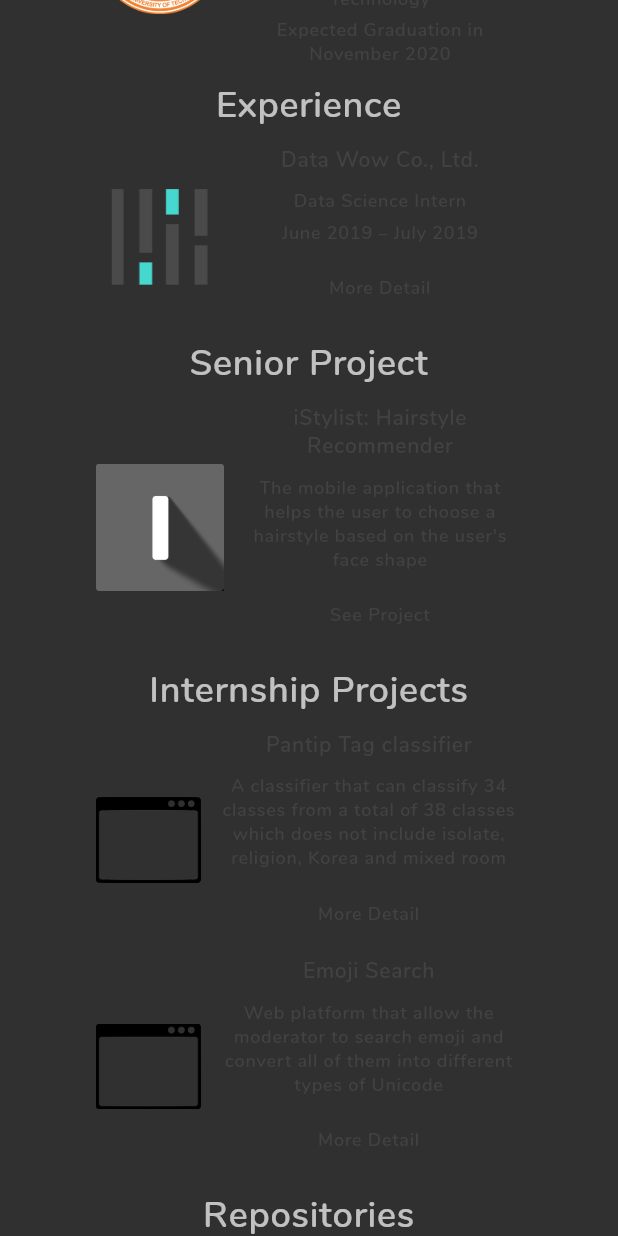
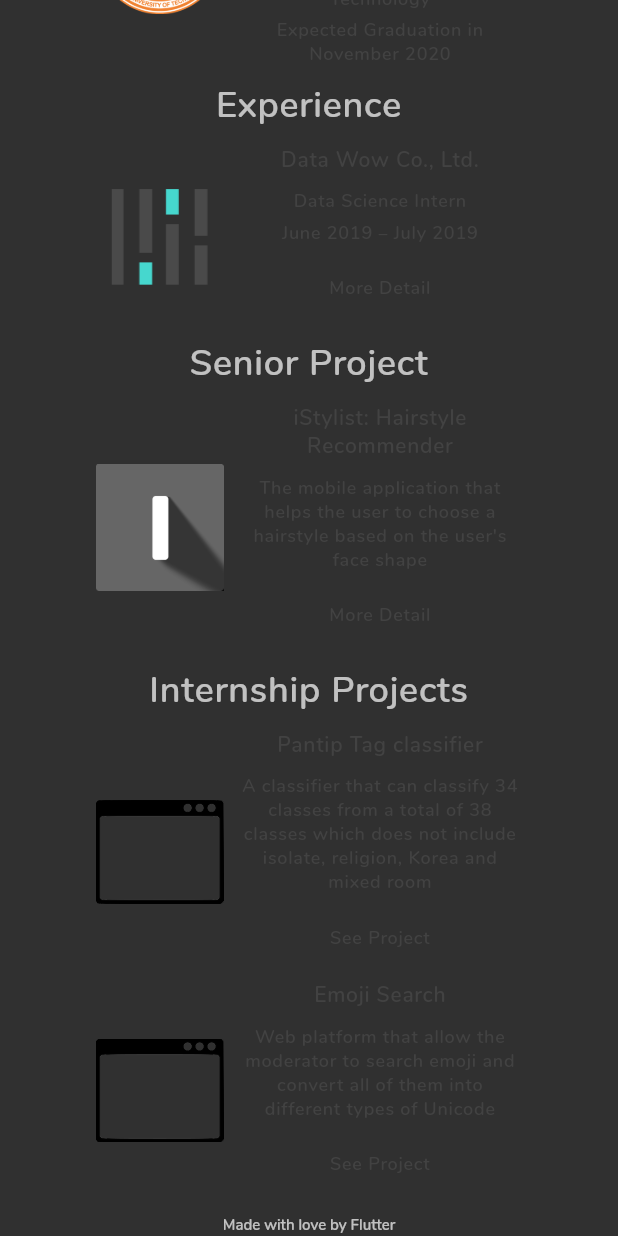
Before and after one commit to Kawaeee/Kawaeee.github.io, a Flutter app: what createPortfolio() shows on an empty page, opened directly with empty values, scrolled down 637 dp, on a phone screen of 412 x 824 dp. Run offline on Flutter 3.47's test engine with Material 2 defaults, Android fonts, the phone set to English and light mode, and no system bars; our stand-ins replace flutter_icons; missing offline and left inert: dart:html.

Commit message:
remove project section -> show only internship project

```diff
--- a/lib/designs/layout.dart
+++ b/lib/designs/layout.dart
@@ -165,7 +165,7 @@ Widget createPortfolio(Size screenSize, BuildContext context) {
                       style: sectionHeader,
                     ),
                     SizedBox(height: 10),
-                    createRepository(repositories[0]),
+                    createProject(repositories[0], null),
                     SizedBox(height: 10),
                     Text(
                       'Internship Projects',
@@ -173,30 +173,30 @@ Widget createPortfolio(Size screenSize, BuildContext context) {
                       style: sectionHeader,
                     ),
                     SizedBox(height: 10),
-                    createInternship(internshipProject[0]),
+                    createProject(internshipProject[0], 'Internship'),
                     SizedBox(height: 5),
-                    createInternship(internshipProject[1]),
+                    createProject(internshipProject[1], 'Internship'),
                     SizedBox(height: 10),
-                    Text(
-                      'Repositories',
-                      textAlign: TextAlign.center,
-                      style: sectionHeader,
-                    ),
-                    SizedBox(height: 10),
-                    createRepository(repositories[1]),
-                    SizedBox(height: 5),
-                    createRepository(repositories[2]),
-                    SizedBox(height: 5),
-                    createRepository(repositories[3]),
-                    SizedBox(height: 5),
-                    createRepository(repositories[4]),
-                    SizedBox(height: 5),
-                    createRepository(repositories[5]),
-                    SizedBox(height: 5),
-                    createRepository(repositories[6]),
-                    SizedBox(height: 5),
-                    createRepository(repositories[7]),
-                    SizedBox(height: 10),
+                    // Text(
+                    //   'Repositories',
+                    //   textAlign: TextAlign.center,
+                    //   style: sectionHeader,
+                    // ),
+                    // SizedBox(height: 10),
+                    // createProject(repositories[1],null),
+                    // SizedBox(height: 5),
+                    // createProject(repositories[2],null),
+                    // SizedBox(height: 5),
+                    // createProject(repositories[3],null),
+                    // SizedBox(height: 5),
+                    // createProject(repositories[4],null),
+                    // SizedBox(height: 5),
+                    // createProject(repositories[5],null),
+                    // SizedBox(height: 5),
+                    // createProject(repositories[6],null),
+                    // SizedBox(height: 5),
+                    // createProject(repositories[7],null),
+                    // SizedBox(height: 10),
                   ],
                 ),
               ),
--- a/lib/utils/widget_pack.dart
+++ b/lib/utils/widget_pack.dart
@@ -3,8 +3,8 @@ import 'package:flutter/material.dart';
 import 'package:kawae_portfolio/contents/portfolio.dart';
 import 'package:kawae_portfolio/utils/font_config.dart';
 
-// Including Senior project and all repositories
-Widget createRepository(Map map) {
+// Including all projects,internship
+Widget createProject(Map map,String type) {
   return Row(
     mainAxisAlignment: MainAxisAlignment.spaceEvenly,
     children: <Widget>[
@@ -35,6 +35,7 @@ Widget createRepository(Map map) {
             SizedBox(
               height: 5,
             ),
+            type == 'Internship' ?
             FlatButton(
               child: Text(
                 'See Project',
@@ -44,46 +45,7 @@ Widget createRepository(Map map) {
               onPressed: () {
                 navigateLink(map['url']);
               },
-            ),
-          ],
-        ),
-      ),
-    ],
-  );
-}
-
-Widget createInternship(Map map) {
-  return Row(
-    mainAxisAlignment: MainAxisAlignment.spaceEvenly,
-    children: <Widget>[
-      Image.asset(
-        map['icon'],
-        width: 70,
-        height: 70,
-      ),
-      SizedBox(
-        width: 10,
-      ),
-      Expanded(
-        child: Column(
-          children: <Widget>[
-            Text(
-              map['name'],
-              textAlign: TextAlign.center,
-              style: sectionName,
-            ),
-            SizedBox(
-              height: 10,
-            ),
-            Text(
-              map['description'],
-              textAlign: TextAlign.center,
-              style: sectionDetail,
-            ),
-            SizedBox(
-              height: 5,
-            ),
-            FlatButton(
+            ) : FlatButton(
               child: Text(
                 'More Detail',
                 textAlign: TextAlign.center,
```
